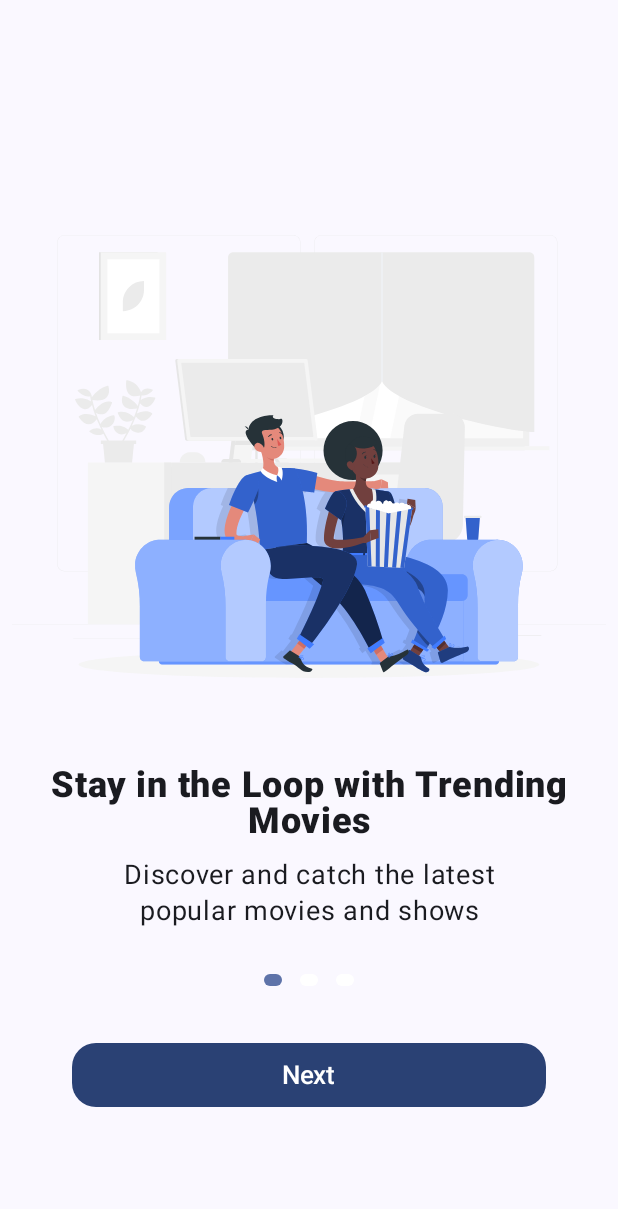
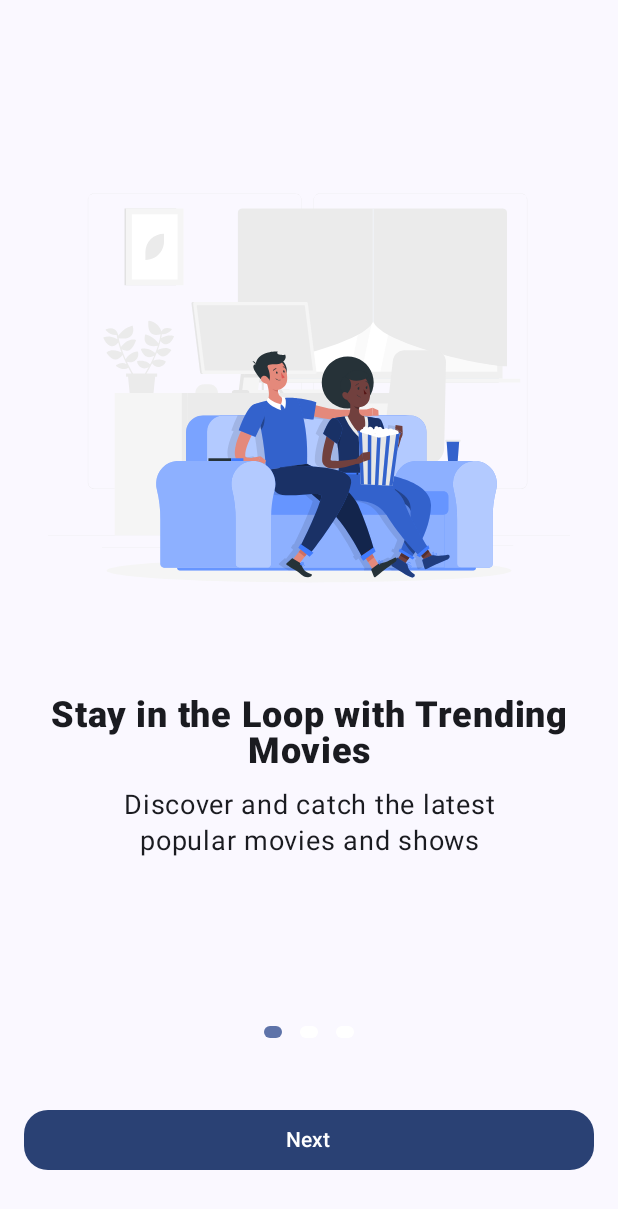
Before and after one commit to Vader-Femi/Watchlist, an Android app built with Jetpack Compose: the composable OnBoardingScreen shown on its own in the app's theme, after a tap on "Next", on a phone screen of 412 x 824 dp. Shown: the top 1209 px of the screen. Run offline under Robolectric (Android 15) with nearby library versions, the phone set to English and light mode, and no system bars; our stand-ins replace Dagger/Hilt's generated code, accompanist.

Commit message:
Fixed onboarding and Github workflow

```diff
--- a/app/src/main/java/com/company/watchlist/ui/authentication/onboarding/OnBoardingScreen.kt
+++ b/app/src/main/java/com/company/watchlist/ui/authentication/onboarding/OnBoardingScreen.kt
@@ -34,30 +34,34 @@ fun OnBoardingScreen(
     toSignIn: () -> Unit,
 
     ) {
-    val scrollState = rememberScrollState()
     val coroutineScope = rememberCoroutineScope()
     val pagerState = rememberPageState()
-    var nextButtonPosition by remember { mutableFloatStateOf(0F) }
-    Box(
+
+    BoxWithConstraints(
         contentAlignment = Alignment.Center,
         modifier = Modifier.fillMaxSize()
     ) {
+        val isTablet = maxWidth > 600.dp
+
         Column(
             horizontalAlignment = Alignment.CenterHorizontally,
             verticalArrangement = Arrangement.Center,
             modifier = Modifier
-                .verticalScroll(scrollState)
                 .fillMaxSize()
-                .padding(8.dp, 12.dp, 8.dp, 12.dp),
+                .padding(horizontal = if (isTablet) 64.dp else 16.dp)
         ) {
 
-            LaunchedEffect(key1 = pagerState) {
-                scrollState.animateScrollTo(nextButtonPosition.roundToInt())
-            }
             OnBoardingViewPager(
+                modifier = Modifier
+                    .weight(1f)
+                    .fillMaxWidth(),
                 item = OnBoardingData.getItems(),
-                pagerState = pagerState
+                pagerState = pagerState,
+                isTablet = isTablet
             )
+
+            // Pager indicator and buttons
+            Column(modifier = Modifier.padding(bottom = 32.dp)) {
                 HorizontalPagerIndicator(
                     modifier = Modifier
                         .padding(0.dp, 20.dp, 0.dp, 20.dp)
@@ -69,70 +73,44 @@ fun OnBoardingScreen(
                     indicatorWidth = 12.dp,
                     spacing = 12.dp
                 )
+                Spacer(Modifier.height(16.dp))
 
-            AnimatedVisibility(
+                if (pagerState.currentPage == 2) {
+                    Button(
+                        onClick = toLogIn,
                         modifier = Modifier
                             .fillMaxWidth()
-                    .padding(40.dp, 15.dp, 40.dp, 0.dp),
-                visible = pagerState.currentPage == 2
+                            .padding(vertical = 8.dp),
+                        shape = RoundedCornerShape(16.dp)
                     ) {
-                Button(
-                    shape = RoundedCornerShape(16.dp),
-                    onClick = toLogIn
-                ) {
-                    Text(
-                        text = "Log In",
-                        fontSize = 17.sp,
-                        modifier = Modifier.padding(vertical = 3.dp)
-                    )
+                        Text("Log In")
                     }
 
-            }
-
-            AnimatedVisibility(
+                    OutlinedButton(
+                        onClick = toSignIn,
                         modifier = Modifier
                             .fillMaxWidth()
-                    .padding(40.dp, 15.dp, 40.dp, 0.dp),
-                visible = pagerState.currentPage == 2,
+                            .padding(vertical = 8.dp),
+                        shape = RoundedCornerShape(16.dp)
                     ) {
-                OutlinedButton(
-                    shape = RoundedCornerShape(16.dp),
-                    onClick = toSignIn
-                ) {
-                    Text(
-                        text = "Sign Up",
-                        fontSize = 17.sp,
-                        modifier = Modifier.padding(vertical = 3.dp)
-                    )
+                        Text("Sign Up")
                     }
-            }
-
-            AnimatedVisibility(
-                modifier = Modifier
-                    .fillMaxWidth()
-                    .padding(40.dp, 15.dp, 40.dp, 0.dp)
-                    .onGloballyPositioned { coordinates ->
-                        nextButtonPosition = coordinates.positionInParent().y
-                    },
-                visible = pagerState.currentPage != 2
-            ) {
+                } else {
                     Button(
-                    shape = RoundedCornerShape(16.dp),
                         onClick = {
                             coroutineScope.launch {
                                 if (pagerState.currentPage < pagerState.pageCount - 1) {
-                                pagerState.animateScrollToPage(
-                                    page = pagerState.currentPage + 1
-                                )
+                                    pagerState.animateScrollToPage(pagerState.currentPage + 1)
                                 }
                             }
+                        },
+                        modifier = Modifier
+                            .fillMaxWidth()
+                            .padding(vertical = 8.dp),
+                        shape = RoundedCornerShape(16.dp)
+                    ) {
+                        Text("Next")
                     }
-                ) {
-                    Text(
-                        text = "Next",
-                        fontSize = 17.sp,
-                        modifier = Modifier.padding(vertical = 3.dp)
-                    )
                 }
             }
         }
@@ -142,16 +120,16 @@ fun OnBoardingScreen(
 @OptIn(ExperimentalPagerApi::class)
 @Composable
 private fun OnBoardingViewPager(
+    modifier: Modifier = Modifier,
     item: List<OnBoardingData.OnBoardingItem>,
     pagerState: PagerState,
-    modifier: Modifier = Modifier,
+    isTablet: Boolean
 ) {
-    Box(
+
+    Column(
         modifier = modifier
-            .padding(0.dp, 10.dp, 0.dp, 10.dp)
-    ) {
-        Column(
-            horizontalAlignment = Alignment.CenterHorizontally
+            .padding(0.dp, 0.dp, 0.dp, 0.dp),
+        horizontalAlignment = Alignment.CenterHorizontally,
     ) {
         HorizontalPager(
             state = pagerState,
@@ -159,19 +137,21 @@ private fun OnBoardingViewPager(
         ) { page ->
             Column(
                 modifier = Modifier
-                        .padding(top = 20.dp)
-                        .fillMaxWidth(),
-                    verticalArrangement = Arrangement.SpaceBetween,
+                    .fillMaxSize()
+                    .padding(horizontal = 16.dp),
+                verticalArrangement = Arrangement.Top,
                 horizontalAlignment = Alignment.CenterHorizontally
             ) {
+                Spacer(modifier = Modifier.weight(1f))
                 Image(
                     modifier = Modifier
                         .fillMaxWidth()
-                            .fillMaxHeight(0.4f),
+                        .aspectRatio(if (isTablet) 1.5f else 1f),
                     contentScale = ContentScale.FillWidth,
                     painter = painterResource(id = item[page].image),
                     contentDescription = item[page].title
                 )
+                Spacer(modifier = Modifier.height(24.dp))
                 Text(
                     modifier = Modifier
                         .fillMaxWidth(),
@@ -190,7 +170,8 @@ private fun OnBoardingViewPager(
                     fontWeight = FontWeight.Normal,
                     textAlign = TextAlign.Center
                 )
-                }
+
+                Spacer(modifier = Modifier.weight(1f))
             }
         }
     }
```
Also changed, not shown: 1 other file. Lines whose indentation alone changed are shown as unchanged.
